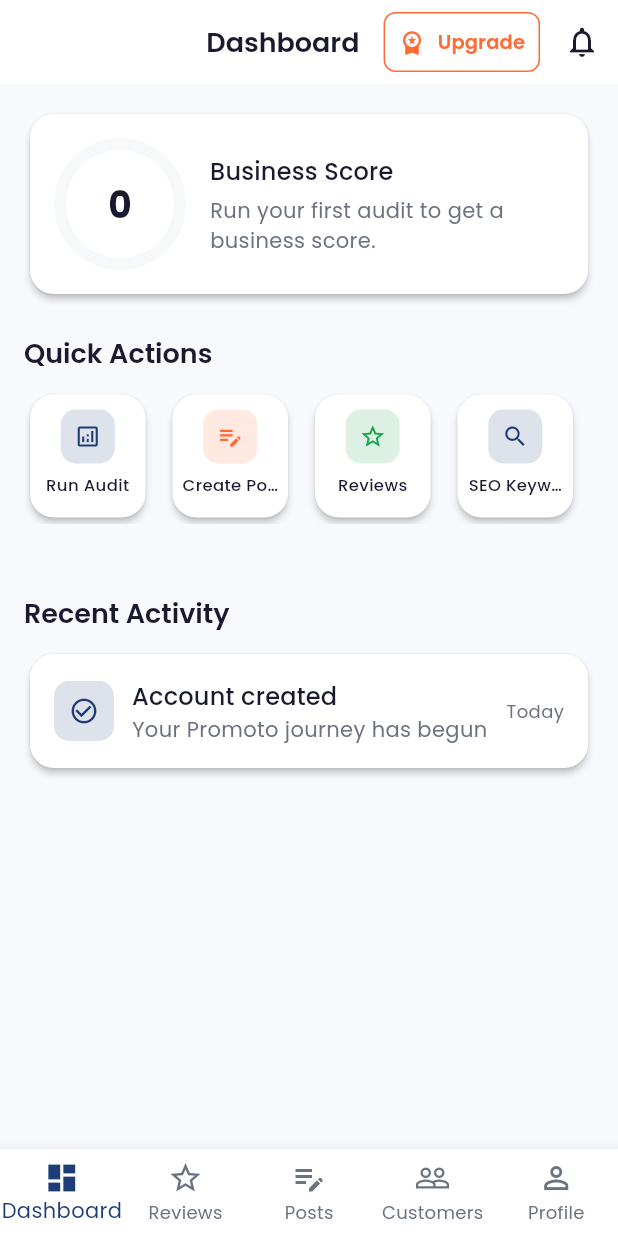
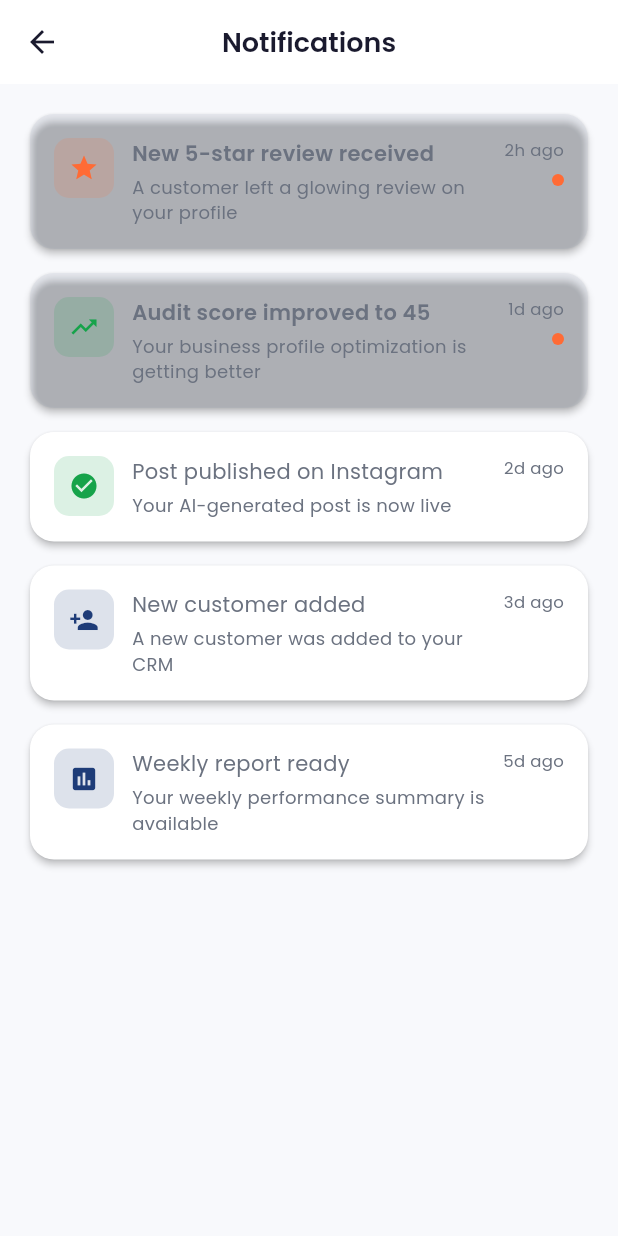
Before and after one commit to optimus-prime-01/promoto-app, a Flutter app: the HomeScreen screen opened by its route, after a tap on the "notifications" icon, on a phone screen of 412 x 824 dp. Run offline on Flutter 3.47's test engine with Material 3 defaults, Android fonts, the phone set to English and light mode, and no system bars; our stand-ins replace cached_network_image, connectivity_plus, dio, firebase_auth, firebase_core, flutter_riverpod and 9 more; missing offline and left inert: razorpay_flutter; accounts and stored records are empty; network calls fail.

Commit message:
feat: add notifications, edit business, share, offline, search, delete account

```diff
--- a/lib/config/routes.dart
+++ b/lib/config/routes.dart
@@ -14,6 +14,8 @@ import '../screens/keywords/keywords_screen.dart';
 import '../screens/competitors/competitors_screen.dart';
 import '../screens/qr_review/qr_review_screen.dart';
 import '../screens/about/about_screen.dart';
+import '../screens/notifications/notifications_screen.dart';
+import '../screens/business/edit_business_screen.dart';
 
 class AppRoutes {
   AppRoutes._();
@@ -29,6 +31,8 @@ class AppRoutes {
   static const String competitors = '/competitors';
   static const String qrReview = '/qr-review';
   static const String about = '/about';
+  static const String notifications = '/notifications';
+  static const String editBusiness = '/edit-business';
 }
 
 final routerProvider = Provider<GoRouter>((ref) {
@@ -108,6 +112,14 @@ final routerProvider = Provider<GoRouter>((ref) {
         path: AppRoutes.about,
         builder: (context, state) => const AboutScreen(),
       ),
+      GoRoute(
+        path: AppRoutes.notifications,
+        builder: (context, state) => const NotificationsScreen(),
+      ),
+      GoRoute(
+        path: AppRoutes.editBusiness,
+        builder: (context, state) => const EditBusinessScreen(),
+      ),
     ],
   );
 });
--- a/lib/screens/dashboard/dashboard_screen.dart
+++ b/lib/screens/dashboard/dashboard_screen.dart
@@ -63,7 +63,7 @@ class _DashboardScreenState extends ConsumerState<DashboardScreen> {
           ),
           IconButton(
             icon: const Icon(Icons.notifications_outlined),
-            onPressed: () {},
+            onPressed: () => context.push(AppRoutes.notifications),
           ),
         ],
       ),
--- a/lib/screens/home/home_screen.dart
+++ b/lib/screens/home/home_screen.dart
@@ -3,6 +3,7 @@ import 'package:flutter_riverpod/flutter_riverpod.dart';
 
 import '../../config/app_theme.dart';
 import '../../providers/tab_provider.dart';
+import '../../widgets/common/connectivity_banner.dart';
 import '../dashboard/dashboard_screen.dart';
 import '../reviews/reviews_screen.dart';
 import '../posts/posts_screen.dart';
@@ -25,9 +26,16 @@ class HomeScreen extends ConsumerWidget {
     final currentIndex = ref.watch(tabIndexProvider);
 
     return Scaffold(
-      body: IndexedStack(
-        index: currentIndex,
-        children: _screens,
+      body: Column(
+        children: [
+          const ConnectivityBanner(),
+          Expanded(
+            child: IndexedStack(
+              index: currentIndex,
+              children: _screens,
+            ),
+          ),
+        ],
       ),
       bottomNavigationBar: BottomNavigationBar(
         currentIndex: currentIndex,
--- /dev/null
+++ b/lib/screens/notifications/notifications_screen.dart
@@ -0,0 +1,191 @@
+import 'package:flutter/material.dart';
+
+import '../../config/app_theme.dart';
+
+class NotificationItem {
+  final String title;
+  final String subtitle;
+  final String timeAgo;
+  final IconData icon;
+  final Color iconColor;
+  bool isRead;
+
+  NotificationItem({
+    required this.title,
+    required this.subtitle,
+    required this.timeAgo,
+    required this.icon,
+    required this.iconColor,
+    this.isRead = false,
+  });
+}
+
+class NotificationsScreen extends StatefulWidget {
+  const NotificationsScreen({super.key});
+
+  @override
+  State<NotificationsScreen> createState() => _NotificationsScreenState();
+}
+
+class _NotificationsScreenState extends State<NotificationsScreen> {
+  final List<NotificationItem> _notifications = [
+    NotificationItem(
+      title: 'New 5-star review received',
+      subtitle: 'A customer left a glowing review on your profile',
+      timeAgo: '2h ago',
+      icon: Icons.star,
+      iconColor: AppColors.orange,
+    ),
+    NotificationItem(
+      title: 'Audit score improved to 45',
+      subtitle: 'Your business profile optimization is getting better',
+      timeAgo: '1d ago',
+      icon: Icons.trending_up,
+      iconColor: AppColors.success,
+    ),
+    NotificationItem(
+      title: 'Post published on Instagram',
+      subtitle: 'Your AI-generated post is now live',
+      timeAgo: '2d ago',
+      icon: Icons.check_circle,
+      iconColor: AppColors.success,
+      isRead: true,
+    ),
+    NotificationItem(
+      title: 'New customer added',
+      subtitle: 'A new customer was added to your CRM',
+      timeAgo: '3d ago',
+      icon: Icons.person_add,
+      iconColor: AppColors.navy,
+      isRead: true,
+    ),
+    NotificationItem(
+      title: 'Weekly report ready',
+      subtitle: 'Your weekly performance summary is available',
+      timeAgo: '5d ago',
+      icon: Icons.assessment,
+      iconColor: AppColors.navy,
+      isRead: true,
+    ),
+  ];
+
+  void _markAsRead(int index) {
+    setState(() {
+      _notifications[index].isRead = true;
+    });
+  }
+
+  @override
+  Widget build(BuildContext context) {
+    return Scaffold(
+      appBar: AppBar(
+        title: const Text('Notifications'),
+      ),
+      body: ListView.separated(
+        padding: const EdgeInsets.all(16),
+        itemCount: _notifications.length,
+        separatorBuilder: (context, index) => const SizedBox(height: 8),
+        itemBuilder: (context, index) {
+          final notification = _notifications[index];
+          return _NotificationTile(
+            notification: notification,
+            onTap: () => _markAsRead(index),
+          );
+        },
+      ),
+    );
+  }
+}
+
+class _NotificationTile extends StatelessWidget {
+  final NotificationItem notification;
+  final VoidCallback onTap;
+
+  const _NotificationTile({
+    required this.notification,
+    required this.onTap,
+  });
+
+  @override
+  Widget build(BuildContext context) {
+    return Card(
+      color: notification.isRead
+          ? null
+          : Theme.of(context).colorScheme.primary.withValues(alpha: 0.05),
+      child: InkWell(
+        onTap: onTap,
+        borderRadius: BorderRadius.circular(12),
+        child: Padding(
+          padding: const EdgeInsets.all(16),
+          child: Row(
+            crossAxisAlignment: CrossAxisAlignment.start,
+            children: [
+              Container(
+                width: 40,
+                height: 40,
+                decoration: BoxDecoration(
+                  color: notification.iconColor.withValues(alpha: 0.15),
+                  borderRadius: BorderRadius.circular(10),
+                ),
+                child: Icon(
+                  notification.icon,
+                  color: notification.iconColor,
+                  size: 20,
+                ),
+              ),
+              const SizedBox(width: 12),
+              Expanded(
+                child: Column(
+                  crossAxisAlignment: CrossAxisAlignment.start,
+                  children: [
+                    Text(
+                      notification.title,
+                      style: TextStyle(
+                        fontWeight: notification.isRead
+                            ? FontWeight.w400
+                            : FontWeight.w600,
+                        fontSize: 14,
+                      ),
+                    ),
+                    const SizedBox(height: 4),
+                    Text(
+                      notification.subtitle,
+                      style: TextStyle(
+                        fontSize: 12,
+                        color: Theme.of(context).textTheme.bodyMedium?.color,
+                      ),
+                    ),
+                  ],
+                ),
+              ),
+              const SizedBox(width: 8),
+              Column(
+                crossAxisAlignment: CrossAxisAlignment.end,
+                children: [
+                  Text(
+                    notification.timeAgo,
+                    style: TextStyle(
+                      fontSize: 11,
+                      color: Theme.of(context).textTheme.bodyMedium?.color,
+                    ),
+                  ),
+                  if (!notification.isRead) ...[
+                    const SizedBox(height: 8),
+                    Container(
+                      width: 8,
+                      height: 8,
+                      decoration: const BoxDecoration(
+                        color: AppColors.orange,
+                        shape: BoxShape.circle,
+                      ),
+                    ),
+                  ],
+                ],
+              ),
+            ],
+          ),
+        ),
+      ),
+    );
+  }
+}
--- a/lib/screens/profile/profile_screen.dart
+++ b/lib/screens/profile/profile_screen.dart
@@ -1,6 +1,7 @@
 import 'package:flutter/material.dart';
 import 'package:flutter_riverpod/flutter_riverpod.dart';
 import 'package:go_router/go_router.dart';
+import 'package:share_plus/share_plus.dart';
 
 import '../../config/app_theme.dart';
 import '../../config/routes.dart';
@@ -201,6 +202,22 @@ class _ProfileScreenState extends ConsumerState<ProfileScreen> {
           // Other options
           _buildMenuItem(
             context,
+            icon: Icons.edit_outlined,
+            title: 'Edit Business',
+            onTap: () => context.push(AppRoutes.editBusiness),
+          ),
+          _buildMenuItem(
+            context,
+            icon: Icons.share_outlined,
+            title: 'Share Promoto',
+            onTap: () {
+              Share.share(
+                'Try Promoto - AI Marketing for your local business. Download now: https://promoto.com',
+              );
+            },
+          ),
+          _buildMenuItem(
+            context,
             icon: Icons.credit_card_outlined,
             title: 'Subscription',
             onTap: () => context.push(AppRoutes.subscription),
@@ -268,6 +285,16 @@ class _ProfileScreenState extends ConsumerState<ProfileScreen> {
 
           const SizedBox(height: 24),
 
+          // Delete Account
+          ListTile(
+            leading: const Icon(Icons.delete_forever, color: AppColors.error),
+            title: const Text(
+              'Delete Account',
+              style: TextStyle(color: AppColors.error),
+            ),
+            onTap: () => _showDeleteAccountDialog(context, ref),
+          ),
+
           // Sign out
           ListTile(
             leading: const Icon(Icons.logout, color: AppColors.error),
@@ -286,6 +313,46 @@ class _ProfileScreenState extends ConsumerState<ProfileScreen> {
         ],
       ),
     );
+  }
+
+  Future<void> _showDeleteAccountDialog(BuildContext context, WidgetRef ref) async {
+    final confirmed = await showDialog<bool>(
+      context: context,
+      builder: (ctx) => AlertDialog(
+        title: const Text('Delete Account'),
+        content: const Text(
+          'Are you sure? This will permanently delete your account and all data.',
+        ),
+        actions: [
+          TextButton(
+            onPressed: () => Navigator.of(ctx).pop(false),
+            child: const Text('Cancel'),
+          ),
+          TextButton(
+            onPressed: () => Navigator.of(ctx).pop(true),
+            style: TextButton.styleFrom(foregroundColor: AppColors.error),
+            child: const Text('Delete'),
+          ),
+        ],
+      ),
+    );
+
+    if (confirmed == true && context.mounted) {
+      try {
+        final apiService = ref.read(apiServiceProvider);
+        await apiService.delete('/users/me');
+        await ref.read(authProvider.notifier).signOut();
+        if (context.mounted) {
+          context.go(AppRoutes.login);
+        }
+      } catch (e) {
+        if (context.mounted) {
+          ScaffoldMessenger.of(context).showSnackBar(
+            const SnackBar(content: Text('Failed to delete account')),
+          );
+        }
+      }
+    }
   }
 
   Widget _buildToggle(
--- /dev/null
+++ b/lib/widgets/common/connectivity_banner.dart
@@ -0,0 +1,63 @@
+import 'dart:async';
+
+import 'package:connectivity_plus/connectivity_plus.dart';
+import 'package:flutter/material.dart';
+
+import '../../config/app_theme.dart';
+
+class ConnectivityBanner extends StatefulWidget {
+  const ConnectivityBanner({super.key});
+
+  @override
+  State<ConnectivityBanner> createState() => _ConnectivityBannerState();
+}
+
+class _ConnectivityBannerState extends State<ConnectivityBanner> {
+  bool _isOffline = false;
+  late final StreamSubscription<List<ConnectivityResult>> _subscription;
+
+  @override
+  void initState() {
+    super.initState();
+    _subscription = Connectivity().onConnectivityChanged.listen((results) {
+      final offline = results.contains(ConnectivityResult.none);
+      if (_isOffline != offline) {
+        setState(() {
+          _isOffline = offline;
+        });
+      }
+    });
+  }
+
+  @override
+  void dispose() {
+    _subscription.cancel();
+    super.dispose();
+  }
+
+  @override
+  Widget build(BuildContext context) {
+    if (!_isOffline) return const SizedBox.shrink();
+
+    return Container(
+      width: double.infinity,
+      padding: const EdgeInsets.symmetric(vertical: 8, horizontal: 16),
+      color: AppColors.error,
+      child: const Row(
+        mainAxisAlignment: MainAxisAlignment.center,
+        children: [
+          Icon(Icons.wifi_off, color: AppColors.white, size: 16),
+          SizedBox(width: 8),
+          Text(
+            'No internet connection',
+            style: TextStyle(
+              color: AppColors.white,
+              fontSize: 13,
+              fontWeight: FontWeight.w500,
+            ),
+          ),
+        ],
+      ),
+    );
+  }
+}
--- a/pubspec.yaml
+++ b/pubspec.yaml
@@ -37,6 +37,9 @@ dependencies:
   cached_network_image: ^3.4.1
   flutter_svg: ^2.0.17
 
+  # Connectivity
+  connectivity_plus: ^6.1.4
+
   # Utilities
   image_picker: ^1.1.2
   url_launcher: ^6.3.1
```
Also changed, not shown: lib/screens/business/edit_business_screen.dart (added, +164 -0 lines), lib/screens/customers/customers_screen.dart (+47 -1 lines), pubspec.lock.
